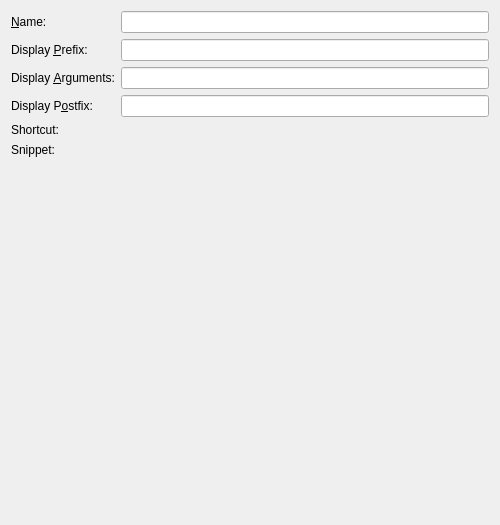
Before: the Qt Designer form plugins/snippet/editsnippet.ui in KDE/kdevelop, drawn with Qt 5.
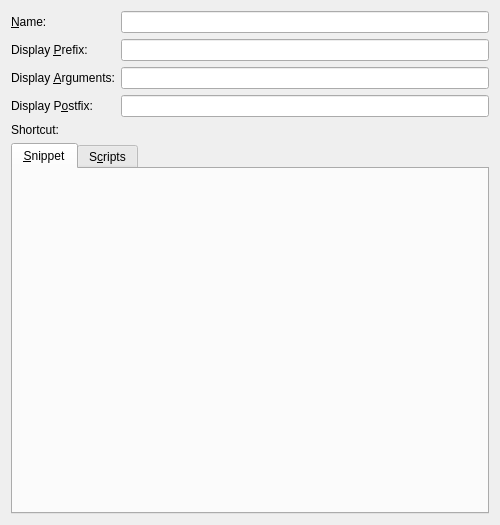
After: the same form once the commit is applied. Custom widgets are drawn as their Qt base class.

Commit message: move scripts editor to 'edit snippet' dialog and use a KTextEditor for it, make documentation more accessible

What changed in the file:
```diff
--- a/plugins/snippet/editsnippet.ui
+++ b/plugins/snippet/editsnippet.ui
@@ -19,6 +19,9 @@
   <layout class="QVBoxLayout" name="verticalLayout">
    <item>
     <layout class="QFormLayout" name="formLayout">
+     <property name="fieldGrowthPolicy">
+      <enum>QFormLayout::ExpandingFieldsGrow</enum>
+     </property>
      <item row="0" column="0">
       <widget class="QLabel" name="snippetName">
        <property name="text">
@@ -98,15 +101,25 @@
      <item row="4" column="1">
       <widget class="KShortcutWidget" name="snippetShortcutWidget"/>
      </item>
-     <item row="5" column="0">
-      <widget class="QLabel" name="snippetContentsLabel">
-       <property name="text">
-        <string>Snippet:</string>
-       </property>
-      </widget>
-     </item>
     </layout>
    </item>
+   <item>
+    <widget class="KTabWidget" name="editorTabs">
+     <property name="currentIndex">
+      <number>0</number>
+     </property>
+     <widget class="QWidget" name="snippetTab">
+      <attribute name="title">
+       <string>&amp;Snippet</string>
+      </attribute>
+     </widget>
+     <widget class="QWidget" name="scriptTab">
+      <attribute name="title">
+       <string>S&amp;cripts</string>
+      </attribute>
+     </widget>
+    </widget>
+   </item>
   </layout>
  </widget>
  <customwidgets>
@@ -120,6 +133,12 @@
    <extends>QWidget</extends>
    <header>kshortcutwidget.h</header>
   </customwidget>
+  <customwidget>
+   <class>KTabWidget</class>
+   <extends>QTabWidget</extends>
+   <header>ktabwidget.h</header>
+   <container>1</container>
+  </customwidget>
  </customwidgets>
  <tabstops>
   <tabstop>snippetPrefixEdit</tabstop>
```
The commit also changes 4 other files.
